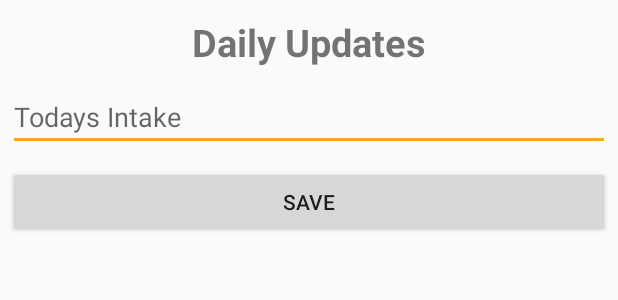
After one commit to pulkitgpt27/Quit_it-0.4, an Android app: the layout update_dialogue.xml on its own in the app's theme, with its tools: preview values and no code run, on a phone screen of 412 x 824 dp. The commit adds this screen. Shown: the top 300 px of the screen. Run offline under Robolectric (Android 15) with nearby library versions, the phone set to English and light mode, and no system bars.

Commit message:
Notify Done with dialog

```diff
--- a/app/src/main/java/com/example/android/quitit/AlarmReceiver.java
+++ b/app/src/main/java/com/example/android/quitit/AlarmReceiver.java
@@ -28,8 +28,8 @@ public class AlarmReceiver extends BroadcastReceiver{
         Notification.Builder builder = new Notification.Builder(context);
 
         //All notification part
-        Notification notification = builder.setContentTitle("Quit It App Notification")//title
-                .setContentText("New Notification From Quit It App..")//text
+        Notification notification = builder.setContentTitle("Quit It")//title
+                .setContentText("Give us your daily status")//text
                 .setTicker("New Message Alert!")
                 .setSmallIcon(R.mipmap.icon)
                 .setAutoCancel(true)
--- /dev/null
+++ b/app/src/main/res/layout/update_dialogue.xml
@@ -0,0 +1,40 @@
+<?xml version="1.0" encoding="utf-8"?>
+<android.support.constraint.ConstraintLayout
+    xmlns:android="http://schemas.android.com/apk/res/android"
+    xmlns:tools="http://schemas.android.com/tools"
+    android:layout_width="match_parent"
+    android:layout_height="match_parent">
+    <LinearLayout
+        android:layout_width="match_parent"
+        android:layout_height="match_parent"
+        android:orientation="vertical"
+        android:padding="5dp">
+
+        <TextView
+            android:id="@+id/dialogue_textView"
+            android:layout_width="wrap_content"
+            android:layout_height="wrap_content"
+            android:layout_gravity="center"
+            android:textStyle="bold"
+            android:layout_marginTop="5dp"
+            android:textSize="25sp"
+            tools:text="@string/dialogueText"
+             />
+
+        <EditText
+            android:id="@+id/dialogue_editText"
+            android:layout_width="match_parent"
+            android:layout_height="wrap_content"
+            android:ems="10"
+            android:hint="@string/dialogue_hint1"
+            android:layout_marginTop="10dp"
+            android:inputType="number" />
+
+        <Button
+            android:id="@+id/dialogue_save"
+            android:layout_width="match_parent"
+            android:layout_height="wrap_content"
+            android:layout_marginTop="10dp"
+            android:text="@string/save" />
+    </LinearLayout>
+</android.support.constraint.ConstraintLayout>
--- a/app/src/main/res/values/strings.xml
+++ b/app/src/main/res/values/strings.xml
@@ -91,5 +91,8 @@
         completions."
     </string>
     <string name="no_internet_connection">No internet connection</string>
+    <string name="dialogueText">Daily Updates</string>
+    <string name="save">Save</string>
+    <string name="dialogue_hint1">Todays Intake</string>
 
 </resources>
--- a/build.gradle
+++ b/build.gradle
@@ -3,9 +3,10 @@
 buildscript {
     repositories {
         jcenter()
+        google()
     }
     dependencies {
-        classpath 'com.android.tools.build:gradle:3.0.1'
+        classpath 'com.android.tools.build:gradle:3.1.1'
         classpath 'com.google.gms:google-services:3.1.0'
         // NOTE: Do not place your application dependencies here; they belong
         // in the individual module build.gradle files
@@ -15,6 +16,7 @@ buildscript {
 allprojects {
     repositories {
         jcenter()
+        google()
     }
 }
 
```
Also changed, not shown: app/src/main/java/com/example/android/quitit/NotificationActivity.java (+53 -0 lines), app/src/main/res/layout/notification.xml (+2 -7 lines), gradle/wrapper/gradle-wrapper.properties.
